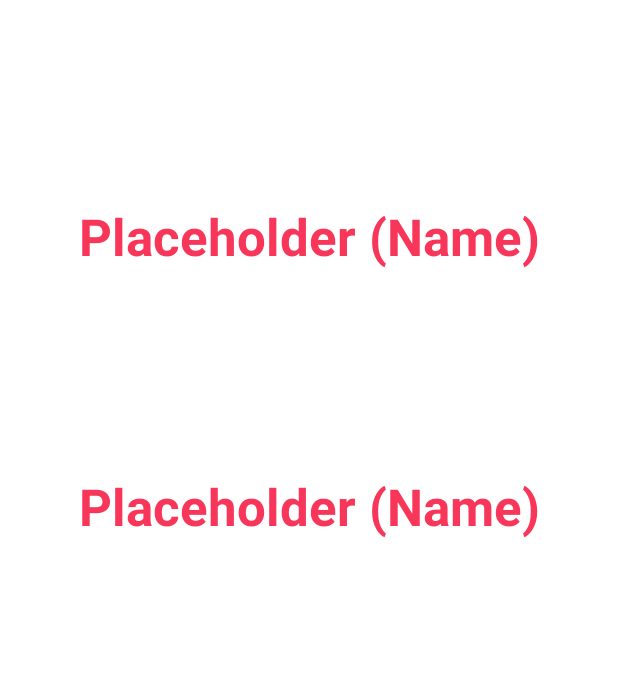
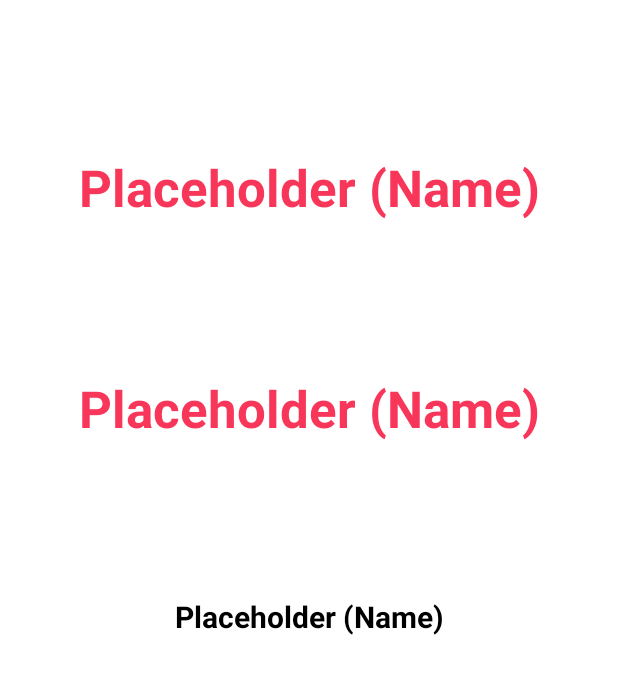
Before and after one commit to morettiamye/petfriendr, an Android app: the layout activity_display_profile.xml on its own in the app's theme, with its tools: preview values and no code run, on a phone screen of 412 x 824 dp. Shown: the top 674 px of the screen. Run offline under Robolectric (Android 15) with nearby library versions, the phone set to English and light mode, and no system bars.

Commit message:
Added message slot to display profile activity

```diff
--- a/app/src/main/java/com/depaul/se491/petfriendr/DisplayProfileActivity.java
+++ b/app/src/main/java/com/depaul/se491/petfriendr/DisplayProfileActivity.java
@@ -27,11 +27,14 @@ public class DisplayProfileActivity extends BaseActivity {
         String userName = getIntent().getStringExtra("User Name");
         String petName = getIntent().getStringExtra("Pet Name");
         String imageUrl = getIntent().getStringExtra("Image URL");
+        String message = getIntent().getStringExtra("Message");
         TextView textUser = findViewById(R.id.display_text_user_name);
         TextView textPet = findViewById(R.id.display_text_pet_name);
+        TextView textMessage = findViewById((R.id.display_text_message));
         ImageView imagePic = findViewById(R.id.display_image_profile_pic);
         textUser.setText(userName);
         textPet.setText(petName);
+        textMessage.setText(message);
         Picasso.get().load(imageUrl).into(imagePic);
     }
 }
--- a/app/src/main/java/com/depaul/se491/petfriendr/SeePetsActivity.java
+++ b/app/src/main/java/com/depaul/se491/petfriendr/SeePetsActivity.java
@@ -57,6 +57,7 @@ public class SeePetsActivity extends AppCompatActivity implements View.OnClickLi
         intent.putExtra("User Name", profile.getUserName());
         intent.putExtra("Pet Name", profile.getPetName());
         intent.putExtra("Image URL", profile.getPhoto());
+        intent.putExtra("Message", profile.getProfileMessage());
         startActivity(intent);
     }
 
--- a/app/src/main/java/com/depaul/se491/petfriendr/models/UserProfile.java
+++ b/app/src/main/java/com/depaul/se491/petfriendr/models/UserProfile.java
@@ -7,10 +7,12 @@ public class UserProfile {
     private String userId;
     private String photo;
     private String profileMessage;
+    private String comment;
 
     public UserProfile(){}
 
-    public UserProfile(String petName, String userName, String userId, String photo, String profileMessage){
+    public UserProfile(String petName, String userName, String userId, String photo,
+                       String profileMessage, String comment){
         this.petName = petName;
         this.userName = userName;
         this.userId = userId;
--- a/app/src/main/res/layout/activity_display_profile.xml
+++ b/app/src/main/res/layout/activity_display_profile.xml
@@ -1,6 +1,7 @@
 <?xml version="1.0" encoding="utf-8"?>
 <androidx.drawerlayout.widget.DrawerLayout xmlns:android="http://schemas.android.com/apk/res/android"
     xmlns:app="http://schemas.android.com/apk/res-auto"
+    xmlns:tools="http://schemas.android.com/tools"
     android:id="@+id/DrawerLayout"
     android:layout_width="match_parent"
     android:layout_height="match_parent">
@@ -21,9 +22,7 @@
         app:layout_constraintTop_toTopOf="parent" />
   </androidx.constraintlayout.widget.ConstraintLayout>
 
-<androidx.constraintlayout.widget.ConstraintLayout xmlns:android="http://schemas.android.com/apk/res/android"
-    xmlns:app="http://schemas.android.com/apk/res-auto"
-    xmlns:tools="http://schemas.android.com/tools"
+  <androidx.constraintlayout.widget.ConstraintLayout
       android:layout_width="match_parent"
       android:layout_height="match_parent"
       tools:context=".DisplayProfileActivity">
@@ -50,11 +49,26 @@
         android:textColor="#F73659"
         android:textSize="34sp"
         android:textStyle="bold"
+        app:layout_constraintBottom_toTopOf="@+id/display_text_message"
+        app:layout_constraintEnd_toEndOf="parent"
+        app:layout_constraintHorizontal_bias="0.5"
+        app:layout_constraintStart_toStartOf="parent"
+        app:layout_constraintTop_toBottomOf="@+id/display_text_user_name" />
+
+    <TextView
+        android:id="@+id/display_text_message"
+        android:layout_width="wrap_content"
+        android:layout_height="wrap_content"
+        android:text="Placeholder (Name)"
+        android:textAlignment="textStart"
+        android:textColor="@color/black"
+        android:textSize="20sp"
+        android:textStyle="bold"
         app:layout_constraintBottom_toTopOf="@+id/display_image_profile_pic"
         app:layout_constraintEnd_toEndOf="parent"
         app:layout_constraintHorizontal_bias="0.5"
         app:layout_constraintStart_toStartOf="parent"
-      app:layout_constraintTop_toBottomOf="@+id/display_text_user_name" />
+        app:layout_constraintTop_toBottomOf="@+id/display_text_pet_name" />
 
     <ImageView
         android:id="@+id/display_image_profile_pic"
@@ -65,7 +79,7 @@
         app:layout_constraintEnd_toEndOf="parent"
         app:layout_constraintHorizontal_bias="0.5"
         app:layout_constraintStart_toStartOf="parent"
-      app:layout_constraintTop_toBottomOf="@+id/display_text_pet_name" />
+        app:layout_constraintTop_toBottomOf="@+id/display_text_message" />
 
   </androidx.constraintlayout.widget.ConstraintLayout>
 
```
Lines whose indentation alone changed are shown as unchanged.
